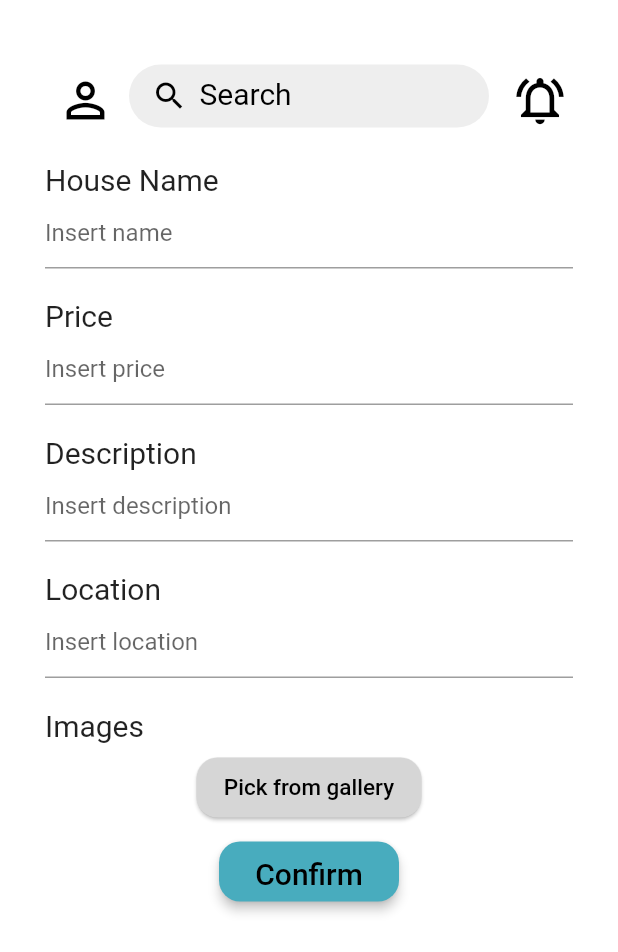
After one commit to catasofia/User-Centered-Design-and-Evaluation, a Flutter app: the AddHouse screen opened directly, after a tap on "Pick from gallery", on a phone screen of 412 x 824 dp. The commit adds this screen. Shown: the top 952 px of the screen. Run offline on Flutter 3.47's test engine with Material 2 defaults, Android fonts, the phone set to English and light mode, and no system bars; our stand-ins replace flutter_spinkit, image_picker; Roboto replaces fonts that are missing (Arial).

Commit message:
LandlordAddHouse beginning

```diff
--- /dev/null
+++ b/lib/landlord/landlordAddHouse.dart
@@ -0,0 +1,227 @@
+import 'dart:io';
+
+import 'package:flutter/material.dart';
+import 'package:flutter/services.dart';
+import 'package:image_picker/image_picker.dart';
+
+class AddHouse extends StatefulWidget {
+  const AddHouse({Key? key}) : super(key: key);
+
+  @override
+  _AddHouseState createState() => _AddHouseState();
+}
+
+class _AddHouseState extends State<AddHouse> {
+  File? image;
+  Future getImage() async{
+    try{
+      print('ola');
+      final image = await ImagePicker().getImage(source: ImageSource.gallery);
+      if (image == null) return;
+      final imageTemporary = File(image.path);
+      setState(() => this.image = imageTemporary);
+    } on PlatformException catch (e){
+      print('Failed to load image: $e');
+    }
+  }
+  @override
+  Widget build(BuildContext context) {
+    return Scaffold(
+      resizeToAvoidBottomInset: false,
+      backgroundColor: Colors.white,
+      body:
+      Column(
+          crossAxisAlignment: CrossAxisAlignment.start,
+          children: <Widget>[
+            Padding(
+              padding: EdgeInsets.fromLTRB(30.0, 40.0, 30.0, 0.0),
+              child: Row(
+                children: <Widget>[
+                  IconButton(onPressed: () {
+                  },
+                      icon: Icon(Icons.person_outline,
+                        color: Colors.black,
+                        size: 38,)),
+                  SizedBox(width: 8.0),
+                  Container(
+                    width: 240.0,
+                    height: 42.0,
+                    decoration: BoxDecoration(
+                      borderRadius: BorderRadius.circular(24.0),
+                      color: Colors.grey[200],
+                    ),
+                    child: Row(
+                      mainAxisAlignment: MainAxisAlignment.start,
+                      children: <Widget>[
+                        SizedBox(width: 15.0),
+                        Icon(
+                          Icons.search,
+                          color: Colors.black,
+                        ),
+                        SizedBox(width: 8.0),
+                        Text(
+                          'Search',
+                          style: TextStyle(
+                            fontFamily: 'Arial',
+                            fontSize: 20,
+                            color: Colors.black,
+                            height: 1,
+                          ),
+                          textAlign: TextAlign.center,
+                        ),
+                      ],
+                    ),
+                  ),
+                  SizedBox(width: 7.0),
+                  IconButton(onPressed: (){
+                  },
+                      icon: Icon(Icons.notifications_active_outlined,
+                        color: Colors.black,
+                        size: 38,)),
+                ],
+              ),
+            ),
+            Padding(
+              padding: const EdgeInsets.fromLTRB(30.0, 0.0, 30.0, 0),
+              child: new Column(
+                children: <Widget>[
+                  SizedBox(height: 20,),
+                  Row(
+                    children: [
+                      Text('House Name',
+                        style: TextStyle(
+                            fontSize: 20
+                        ),),
+                    ],
+                  ),
+                  new TextField(
+                    decoration: InputDecoration(
+                        hintText: "Insert name"
+                    ),
+                  ),
+                  SizedBox(height: 20,),
+                  Row(
+                    children: [
+                      Text('Price',
+                        style: TextStyle(
+                            fontSize: 20
+                        ),),
+                    ],
+                  ),
+                  new TextField(
+                    decoration: InputDecoration(
+                        hintText: "Insert price"
+                    ),
+                  ),
+                  SizedBox(height: 20,),
+                  Row(
+                    children: [
+                      Text('Description',
+                        style: TextStyle(
+                            fontSize: 20
+                        ),),
+                    ],
+                  ),
+                  new TextField(
+                    decoration: InputDecoration(
+                        hintText: "Insert description"
+                    ),
+                  ),
+                  SizedBox(height: 20,),
+                  Row(
+                    children: [
+                      Text('Location',
+                        style: TextStyle(
+                            fontSize: 20
+                        ),),
+                    ],
+                  ),
+                  new TextField(
+                    decoration: InputDecoration(
+                        hintText: "Insert location"
+                    ),
+                  ),
+                  SizedBox(height: 20,),
+                  Row(
+                    children: [
+                      Text('Images',
+                        style: TextStyle(
+                            fontSize: 20
+                        ),),
+                    ],
+                  ),
+                ],
+              ),
+            ),
+            Row(
+              mainAxisAlignment: MainAxisAlignment.center,
+              children: [
+                Padding(
+                  padding: const EdgeInsets.fromLTRB(0.0, 10.0, 0.0, 0.0),
+                  child: Container(
+                    width: 150,
+                    height: 40,
+                    child: ElevatedButton(
+                      style: ElevatedButton.styleFrom(
+                        primary: Color(0xFFD6D6D6),
+                        elevation: 1,
+                        padding: EdgeInsets.all(10),
+                        shape: RoundedRectangleBorder(
+                            borderRadius: BorderRadius.circular(14)
+                        ),
+                      ),
+                      onPressed: () => getImage(),
+                      child: Text('Pick from gallery',
+                        style: TextStyle(
+                          fontFamily: 'Arial',
+                          fontSize: 15,
+                          color: Colors.black, //font color
+                        ),
+                        textAlign: TextAlign.center,
+                      ),
+                    ),
+                  ),
+                ),
+              ],
+            ),
+            Padding(
+              padding: const EdgeInsets.all(8.0),
+              child: Container(
+                alignment: Alignment.topCenter,
+                child:
+                image != null? Image.file(image!, width: 100, height:100, fit: BoxFit.cover) : SizedBox.shrink(),
+              ),
+            ),
+            Row(
+              mainAxisAlignment: MainAxisAlignment.center,
+              children: [
+                Container(
+                  width: 120,
+                  height: 40,
+                  child: ElevatedButton(
+                    style: ElevatedButton.styleFrom(
+                      primary: Color(0xFF48ACBE),
+                      elevation: 3,
+                      padding: EdgeInsets.all(10),
+                      shape: RoundedRectangleBorder(
+                          borderRadius: BorderRadius.circular(14)
+                      ),
+                    ),
+                    onPressed: () {},
+                    child: Text('Confirm',
+                      style: TextStyle(
+                        fontFamily: 'Arial',
+                        fontSize: 20,
+                        color: Colors.black, //font color
+                      ),
+                      textAlign: TextAlign.center,
+                    ),
+                  ),
+                ),
+              ],
+            ),
+          ]
+      ),
+    );
+  }
+}
--- a/lib/main.dart
+++ b/lib/main.dart
@@ -1,4 +1,5 @@
 import 'package:flutter/material.dart';
+import 'package:time_app/neighbor/suggestTasks.dart';
 import 'loading.dart';
 import 'tenant/tenantContacts.dart';
 import 'tenant/tenantTasks.dart';
@@ -6,6 +7,8 @@ import 'tenant/tenantContacts.dart';
 import 'homeScreen.dart';
 import 'landlord/landlordEvaluate.dart';
 import 'landlord/landlordHomeScreen.dart';
+import 'landlord/landlordAddHouse.dart';
+import 'neighbor/suggestTasks.dart';
 
 void main() => runApp(MaterialApp(
     initialRoute: '/',
--- a/pubspec.yaml
+++ b/pubspec.yaml
@@ -29,6 +29,7 @@ environment:
 dependencies:
   flutter:
     sdk: flutter
+  image_picker: ^0.7.5
   http: ^0.13.4
   intl: ^0.17.0
   flutter_spinkit: ^5.1.0
```
Also changed, not shown: pubspec.lock.
